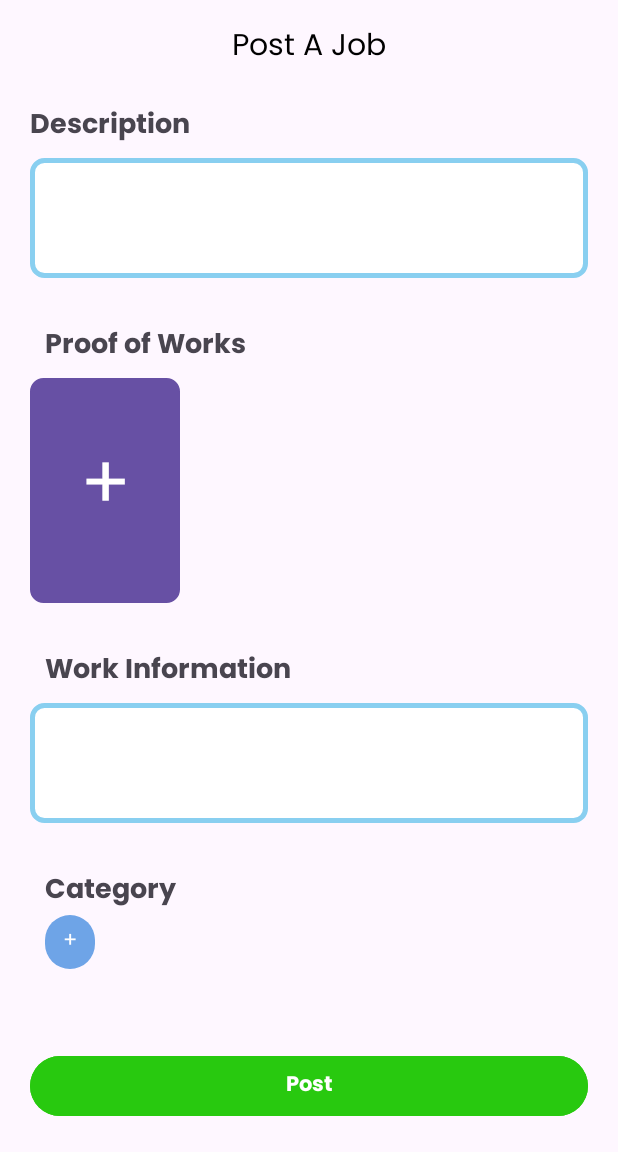
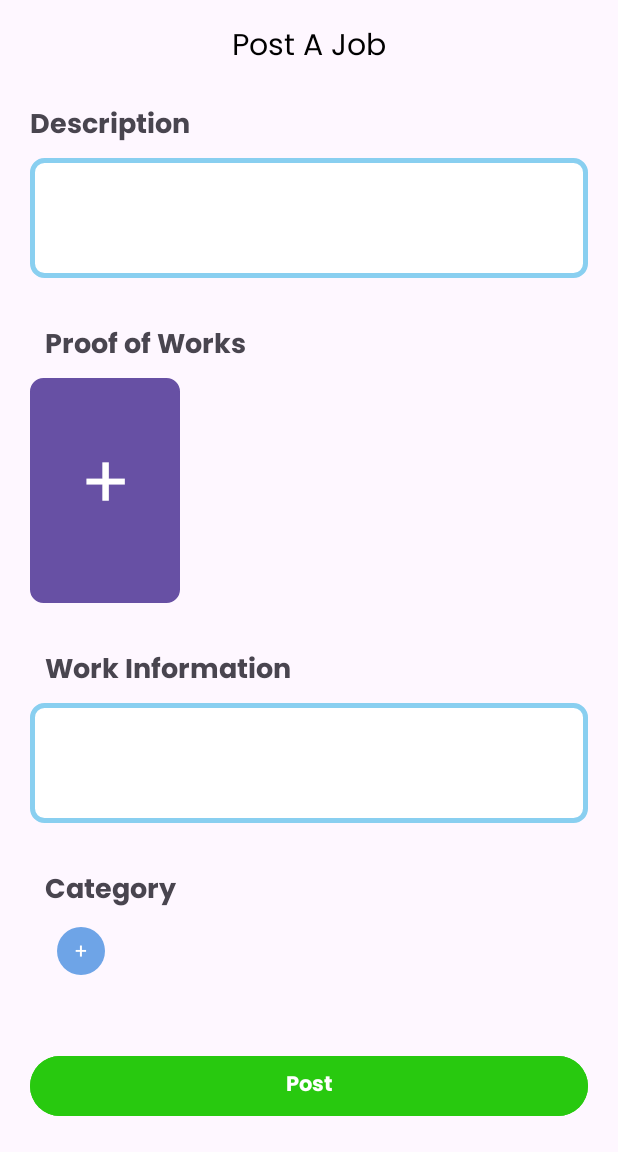
Before and after one commit to hersvinucc/BAJWorker, an Android app: the fragment Activity placed in its activity, on a phone screen of 412 x 824 dp, the part 84-1236 px from its top. Run offline under Robolectric (Android 15) with nearby library versions, the phone set to English and light mode, and no system bars; our stand-ins replace Volley.

Commit message:
bago lang

```diff
--- a/app/src/main/res/layout/fragment_activity.xml
+++ b/app/src/main/res/layout/fragment_activity.xml
@@ -107,23 +107,31 @@
         app:layout_constraintTop_toBottomOf="@id/workInformationInput"
         />
 
-    <TextView
-        android:id="@+id/tagsChips"
+    <com.google.android.material.chip.ChipGroup
+        android:id="@+id/tagsChipsGroup"
         android:layout_width="wrap_content"
         android:layout_height="wrap_content"
-        android:text="+"
-        android:paddingStart="12dp"
-        android:paddingEnd="12dp"
-        android:paddingTop="6dp"
-        android:paddingBottom="6dp"
-        android:background="@drawable/chip_background"
-        android:backgroundTint="@color/lightBlue"
-        android:textColor="@android:color/white"
-        android:fontFamily="@font/poppins_regular"
         android:layout_centerInParent="true"
         android:layout_marginStart="30dp"
         app:layout_constraintStart_toStartOf="parent"
-        app:layout_constraintTop_toBottomOf="@id/tags"/>
+        app:layout_constraintTop_toBottomOf="@id/tags">
+
+        <!-- Example Chip for Selection -->
+        <com.google.android.material.chip.Chip
+            android:id="@+id/chip_example"
+            style="@style/Widget.MaterialComponents.Chip.Choice"
+            android:layout_width="wrap_content"
+            android:layout_height="wrap_content"
+            android:text="+"
+            android:textColor="@android:color/white"
+            android:background="@drawable/chip_background"
+            android:backgroundTint="@color/lightBlue"
+            android:fontFamily="@font/poppins_regular"
+            android:checkable="true"
+            android:checked="false"/>
+
+        <!-- Add more Chips here as needed -->
+    </com.google.android.material.chip.ChipGroup>
 
     <Button
         android:id="@+id/post"
```
